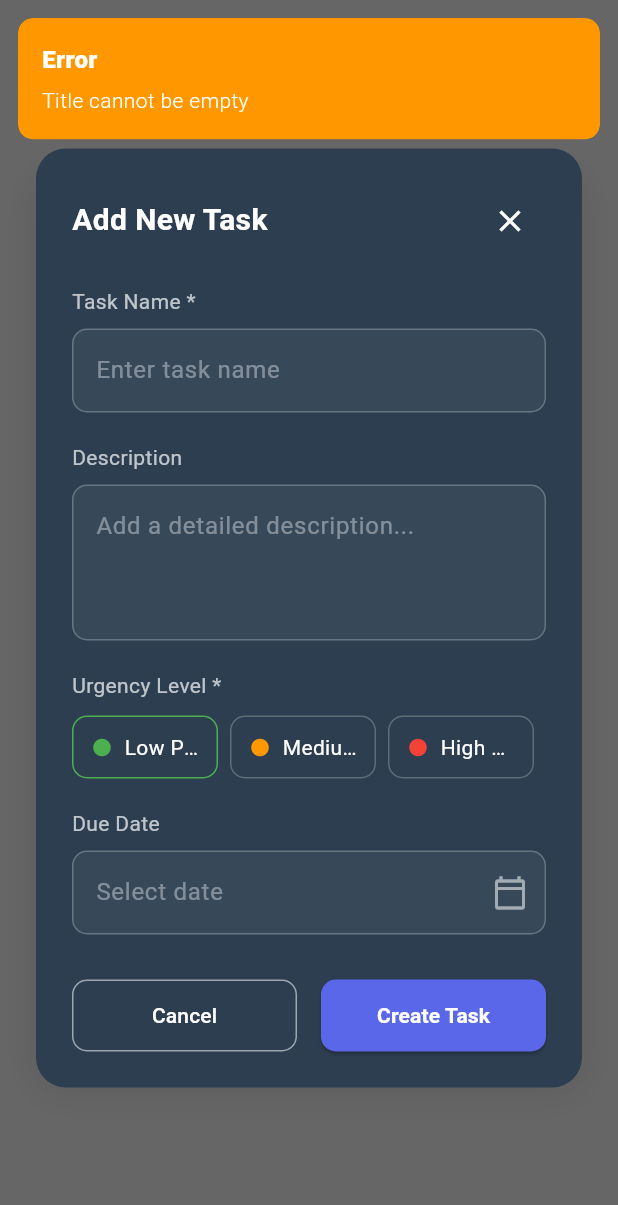
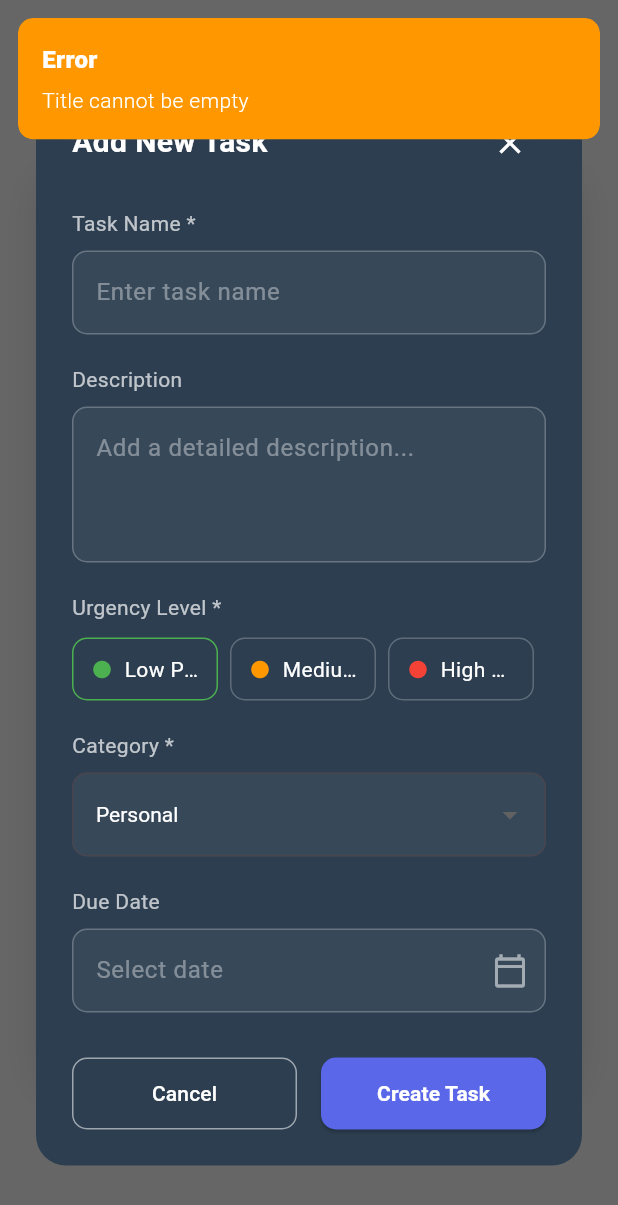
Before and after one commit to Alternate-account-01/FlutterGroupProject, a Flutter app: the AddTodoPage screen opened by its route, after a tap on "Create Task", on a phone screen of 412 x 824 dp. Shown: the top 1205 px of the screen. Run offline on Flutter 3.47's test engine with Material 3 defaults, Android fonts, the phone set to English and light mode, and no system bars; our stand-ins replace flutter_staggered_animations, get.

Commit message:
feat : added category

```diff
--- a/lib/controllers/add_todo_controller.dart
+++ b/lib/controllers/add_todo_controller.dart
@@ -7,11 +7,11 @@ import '../widgets/snackbar_helper.dart';
 class AddTodoController extends GetxController {
   final titleCtrl = TextEditingController();
   final descCtrl = TextEditingController();
-  final categoryCtrl = TextEditingController();
+  final urgencyCtrl = TextEditingController();   // dropdown
+  final categoryCtrl = TextEditingController();  // priority
   final dueDateCtrl = TextEditingController();
 
   final HomeController homeController = Get.find<HomeController>();
-
 
   final RxBool isSaving = false.obs;
 
@@ -20,18 +20,21 @@ void saveTodo() async {
 
     final title = titleCtrl.text.trim();
     if (title.isEmpty) {
-    SnackbarHelper.show("Error", "Title cannot be empty", bgColor: Colors.orange);
+      SnackbarHelper.show("Error", "Title cannot be empty",
+          bgColor: Colors.orange);
       return;
     }
 
-
+    // prevent duplicates
     final exists = homeController.todos.any(
       (t) => t.title.trim().toLowerCase() == title.toLowerCase(),
     );
 
     if (exists) {
       if (!Get.isSnackbarOpen) {
-    SnackbarHelper.show("Warning", "Task already exists", bgColor: Colors.redAccent);}
+        SnackbarHelper.show("Warning", "Task already exists",
+            bgColor: Colors.redAccent);
+      }
       return;
     }
 
@@ -40,7 +43,8 @@ void saveTodo() async {
       final newTodo = TodoModel(
         title: title,
         description: descCtrl.text.trim(),
-      category: categoryCtrl.text.trim(),
+        urgency: urgencyCtrl.text.trim(),   // from dropdown
+        category: categoryCtrl.text.trim(), // from priority buttons
         dueDate: dueDateCtrl.text.trim(),
       );
 
@@ -49,35 +53,18 @@ void saveTodo() async {
 
       Get.back();
 
-   SnackbarHelper.show("Success", "Task added successfully!", bgColor: Colors.green);
-
-
+      SnackbarHelper.show("Success", "Task added successfully!",
+          bgColor: Colors.green);
     } finally {
       isSaving.value = false;
     }
   }
 
-void _showSnackbar(String title, String message, Color bgColor) {
-  Get.snackbar(
-    title,
-    message,
-    snackPosition: SnackPosition.TOP,
-    backgroundColor: bgColor,
-    colorText: Colors.white,
-    duration: const Duration(seconds: 1),
-    animationDuration: const Duration(milliseconds: 200),
-    margin: const EdgeInsets.all(12),
-    borderRadius: 10,
-    isDismissible: true,
-    forwardAnimationCurve: Curves.easeOutCubic,
-  );
-}
-
-
   @override
   void onClose() {
     titleCtrl.dispose();
     descCtrl.dispose();
+    urgencyCtrl.dispose();
     categoryCtrl.dispose();
     dueDateCtrl.dispose();
     super.onClose();
--- a/lib/models/todo_model.dart
+++ b/lib/models/todo_model.dart
@@ -1,14 +1,16 @@
 class TodoModel {
   String title;
   String description;
-  String category;
+  String urgency;   // Work / Study / Personal
+  String category;  // Low / Medium / High
   bool isDone;
   String dueDate;
 
   TodoModel({
     required this.title,
     required this.description,
-    required this.category,
+    required this.urgency,   // dropdown
+    required this.category,  // urgency buttons
     this.isDone = false,
     this.dueDate = "",
   });
--- a/lib/pages/add_todo_page.dart
+++ b/lib/pages/add_todo_page.dart
@@ -7,6 +7,7 @@ class AddTodoPage extends StatelessWidget {
 
   final AddTodoController controller = Get.find<AddTodoController>();
   final RxString selectedPriority = "Low Priority".obs;
+  final RxString selectedCategory = "Personal".obs; // NEW CATEGORY DROPDOWN
 
   @override
   Widget build(BuildContext context) {
@@ -29,15 +30,15 @@ class AddTodoPage extends StatelessWidget {
                   mainAxisSize: MainAxisSize.min,
                   crossAxisAlignment: CrossAxisAlignment.start,
                   children: [
-
                     Row(
                       mainAxisAlignment: MainAxisAlignment.spaceBetween,
                       children: [
                         const Text(
                           "Add New Task",
                           style: TextStyle(
-                            color: Colors.white, fontSize: 20, fontWeight: FontWeight.bold
-                          ),
+                              color: Colors.white,
+                              fontSize: 20,
+                              fontWeight: FontWeight.bold),
                         ),
                         IconButton(
                           icon: const Icon(Icons.close, color: Colors.white),
@@ -45,80 +46,17 @@ class AddTodoPage extends StatelessWidget {
                         ),
                       ],
                     ),
-
                     const SizedBox(height: 20),
 
-
-                    Column(
-                      crossAxisAlignment: CrossAxisAlignment.start,
-                      children: [
-                        const Text("Task Name *", style: TextStyle(color: Colors.white70)),
-                        const SizedBox(height: 8),
-                        TextFormField(
-                          controller: controller.titleCtrl,
-                          style: const TextStyle(color: Colors.white),
-                          decoration: InputDecoration(
-                            hintText: "Enter task name",
-                            hintStyle: const TextStyle(color: Colors.white38),
-                            filled: true,
-                            fillColor: Colors.white.withOpacity(0.05),
-                            border: OutlineInputBorder(
-                              borderRadius: BorderRadius.circular(10),
-                              borderSide: const BorderSide(color: Colors.white24),
-                            ),
-                            enabledBorder: OutlineInputBorder(
-                              borderRadius: BorderRadius.circular(10),
-                              borderSide: const BorderSide(color: Colors.white24),
-                            ),
-                            focusedBorder: OutlineInputBorder(
-                              borderRadius: BorderRadius.circular(10),
-                              borderSide: const BorderSide(color: Color(0xFF5A67E8)),
-                            ),
-                          ),
-                        ),
-                      ],
-                    ),
-
+                    // Task Name
+                    _buildTextField(controller.titleCtrl, "Task Name *", "Enter task name"),
                     const SizedBox(height: 20),
 
-
-                    Column(
-                      crossAxisAlignment: CrossAxisAlignment.start,
-                      children: [
-                        const Text("Description", style: TextStyle(color: Colors.white70)),
-                        const SizedBox(height: 8),
-                        TextFormField(
-                          controller: controller.descCtrl,
-                          maxLines: 3,
-                          style: const TextStyle(color: Colors.white),
-                          decoration: InputDecoration(
-                            hintText: "Add a detailed description...",
-                            hintStyle: const TextStyle(color: Colors.white38),
-                            filled: true,
-                            fillColor: Colors.white.withOpacity(0.05),
-                            border: OutlineInputBorder(
-                              borderRadius: BorderRadius.circular(10),
-                              borderSide: const BorderSide(color: Colors.white24),
-                            ),
-                            enabledBorder: OutlineInputBorder(
-                              borderRadius: BorderRadius.circular(10),
-                              borderSide: const BorderSide(color: Colors.white24),
-                            ),
-                            focusedBorder: OutlineInputBorder(
-                              borderRadius: BorderRadius.circular(10),
-                              borderSide: const BorderSide(color: Color(0xFF5A67E8)),
-                            ),
-                          ),
-                        ),
-                      ],
-                    ),
-
+                    // Description
+                    _buildTextField(controller.descCtrl, "Description", "Add a detailed description...", maxLines: 3),
                     const SizedBox(height: 20),
 
-
-                    Column(
-                      crossAxisAlignment: CrossAxisAlignment.start,
-                      children: [
+                    // Urgency
                     const Text("Urgency Level *", style: TextStyle(color: Colors.white70)),
                     const SizedBox(height: 10),
                     Obx(() => Row(
@@ -157,39 +95,39 @@ class AddTodoPage extends StatelessWidget {
                             );
                           }).toList(),
                         )),
-                      ],
-                    ),
-
                     const SizedBox(height: 20),
 
-                    Column(
-                      crossAxisAlignment: CrossAxisAlignment.start,
-                      children: [
-                        const Text("Due Date", style: TextStyle(color: Colors.white70)),
+                    // Category Dropdown
+                    const Text("Category *", style: TextStyle(color: Colors.white70)),
                     const SizedBox(height: 8),
-                        TextFormField(
-                          controller: controller.dueDateCtrl,
-                          readOnly: true,
+                    Obx(() => DropdownButtonFormField<String>(
+                          value: selectedCategory.value,
+                          dropdownColor: const Color(0xFF2C3E50),
                           style: const TextStyle(color: Colors.white),
                           decoration: InputDecoration(
-                            hintText: "Select date",
-                            hintStyle: const TextStyle(color: Colors.white38),
                             filled: true,
                             fillColor: Colors.white.withOpacity(0.05),
-                            suffixIcon: const Icon(Icons.calendar_today_outlined, color: Colors.white54),
                             border: OutlineInputBorder(
                               borderRadius: BorderRadius.circular(10),
                               borderSide: const BorderSide(color: Colors.white24),
                             ),
-                            enabledBorder: OutlineInputBorder(
-                              borderRadius: BorderRadius.circular(10),
-                              borderSide: const BorderSide(color: Colors.white24),
                           ),
-                            focusedBorder: OutlineInputBorder(
-                              borderRadius: BorderRadius.circular(10),
-                              borderSide: const BorderSide(color: Color(0xFF5A67E8)),
-                            ),
-                          ),
+                          items: ["Work", "Study", "Personal"]
+                              .map((cat) => DropdownMenuItem(
+                                    value: cat,
+                                    child: Text(cat, style: const TextStyle(color: Colors.white)),
+                                  ))
+                              .toList(),
+                          onChanged: (value) {
+                            if (value != null) selectedCategory.value = value;
+                          },
+                        )),
+                    const SizedBox(height: 20),
+
+                    // Due Date
+                    _buildTextField(controller.dueDateCtrl, "Due Date", "Select date",
+                        readOnly: true,
+                        icon: Icons.calendar_today_outlined,
                         onTap: () async {
                           final pickedDate = await showDatePicker(
                             context: Get.context!,
@@ -201,14 +139,10 @@ class AddTodoPage extends StatelessWidget {
                             controller.dueDateCtrl.text =
                                 "${pickedDate.year}-${pickedDate.month.toString().padLeft(2, '0')}-${pickedDate.day.toString().padLeft(2, '0')}";
                           }
-                          },
-                        ),
-                      ],
-                    ),
-
+                        }),
                     const SizedBox(height: 30),
 
-
+                    // Buttons
                     Row(
                       children: [
                         Expanded(
@@ -228,17 +162,7 @@ class AddTodoPage extends StatelessWidget {
                         Expanded(
                           child: ElevatedButton(
                             onPressed: () {
-                              switch (selectedPriority.value) {
-                                case "Medium Priority":
-                                  controller.categoryCtrl.text = "Sekolah";
-                                  break;
-                                case "High Priority":
-                                  controller.categoryCtrl.text = "Pekerjaan";
-                                  break;
-                                default:
-                                  controller.categoryCtrl.text = "Pribadi";
-                                  break;
-                              }
+                              controller.categoryCtrl.text = selectedCategory.value;
                               controller.saveTodo();
                             },
                             style: ElevatedButton.styleFrom(
@@ -248,10 +172,8 @@ class AddTodoPage extends StatelessWidget {
                                 borderRadius: BorderRadius.circular(10),
                               ),
                             ),
-                            child: const Text(
-                              "Create Task",
-                              style: TextStyle(color: Colors.white, fontWeight: FontWeight.bold),
-                            ),
+                            child: const Text("Create Task",
+                                style: TextStyle(color: Colors.white, fontWeight: FontWeight.bold)),
                           ),
                         )
                       ],
@@ -265,4 +187,38 @@ class AddTodoPage extends StatelessWidget {
       ),
     );
   }
+
+  Widget _buildTextField(TextEditingController ctrl, String label, String hint,
+      {int maxLines = 1, bool readOnly = false, IconData? icon, VoidCallback? onTap}) {
+    return Column(
+      crossAxisAlignment: CrossAxisAlignment.start,
+      children: [
+        Text(label, style: const TextStyle(color: Colors.white70)),
+        const SizedBox(height: 8),
+        TextFormField(
+          controller: ctrl,
+          maxLines: maxLines,
+          readOnly: readOnly,
+          onTap: onTap,
+          style: const TextStyle(color: Colors.white),
+          decoration: InputDecoration(
+            hintText: hint,
+            hintStyle: const TextStyle(color: Colors.white38),
+            filled: true,
+            fillColor: Colors.white.withOpacity(0.05),
+            suffixIcon: icon != null ? Icon(icon, color: Colors.white54) : null,
+            border: OutlineInputBorder(
+                borderRadius: BorderRadius.circular(10),
+                borderSide: const BorderSide(color: Colors.white24)),
+            enabledBorder: OutlineInputBorder(
+                borderRadius: BorderRadius.circular(10),
+                borderSide: const BorderSide(color: Colors.white24)),
+            focusedBorder: OutlineInputBorder(
+                borderRadius: BorderRadius.circular(10),
+                borderSide: const BorderSide(color: Color(0xFF5A67E8))),
+          ),
+        ),
+      ],
+    );
   }
+}
```
Also changed, not shown: lib/controllers/todo_edit_controller.dart (+15 -26 lines), lib/pages/history_page.dart (+12 -10 lines), lib/pages/todo_edit_page.dart (+61 -69 lines), lib/widgets/history_card.dart (+24 -5 lines), lib/widgets/task_card.dart (+28 -19 lines). Lines whose indentation alone changed are shown as unchanged.
